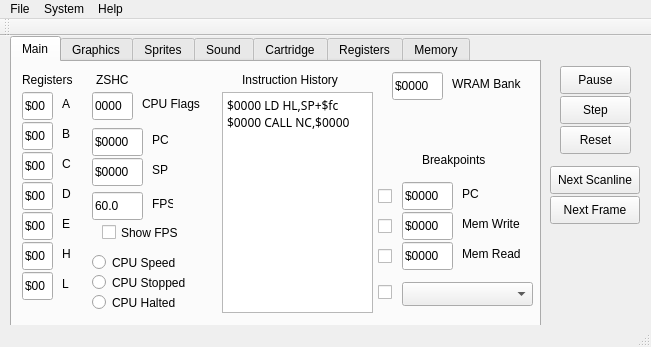
First picture: the form in qtfiles/mainwindow.ui, repository cthornsb/OtterGB, before the edit.
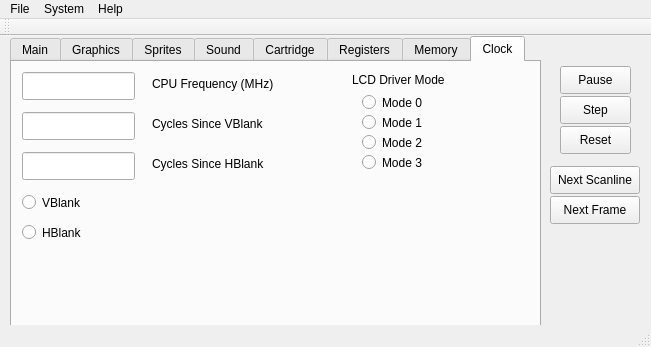
Second picture: the form after the edit. The open tabs and pages were chosen to show the change.

Diff of the .ui file:
```diff
--- a/qtfiles/mainwindow.ui
+++ b/qtfiles/mainwindow.ui
@@ -64,7 +64,7 @@
        <rect>
         <x>230</x>
         <y>10</y>
-        <width>111</width>
+        <width>121</width>
         <height>16</height>
        </rect>
       </property>
@@ -435,8 +435,7 @@
        <bool>true</bool>
       </property>
       <property name="plainText">
-       <string>$0000 LD HL,SP+$fc
-$0000 CALL NC,$0000</string>
+       <string/>
       </property>
      </widget>
      <widget class="QRadioButton" name="radioButton_CurrentSpeed">
@@ -510,24 +509,11 @@
        </rect>
       </property>
       <property name="text">
-       <string>$0000</string>
-      </property>
-      <property name="readOnly">
-       <bool>true</bool>
-      </property>
-     </widget>
-     <widget class="QComboBox" name="comboBox">
-      <property name="geometry">
-       <rect>
-        <x>390</x>
-        <y>220</y>
-        <width>131</width>
-        <height>24</height>
-       </rect>
-      </property>
-      <property name="currentText">
        <string/>
       </property>
+      <property name="readOnly">
+       <bool>false</bool>
+      </property>
      </widget>
      <widget class="QLineEdit" name="lineEdit_WRAM_Bank_3">
       <property name="geometry">
@@ -539,10 +525,10 @@
        </rect>
       </property>
       <property name="text">
-       <string>$0000</string>
+       <string/>
       </property>
       <property name="readOnly">
-       <bool>true</bool>
+       <bool>false</bool>
       </property>
      </widget>
      <widget class="QLineEdit" name="lineEdit_WRAM_Bank_4">
@@ -555,10 +541,10 @@
        </rect>
       </property>
       <property name="text">
-       <string>$0000</string>
+       <string/>
       </property>
       <property name="readOnly">
-       <bool>true</bool>
+       <bool>false</bool>
       </property>
      </widget>
      <widget class="QLabel" name="label_52">
@@ -618,7 +604,7 @@
        <rect>
         <x>366</x>
         <y>124</y>
-        <width>87</width>
+        <width>21</width>
         <height>21</height>
        </rect>
       </property>
@@ -631,7 +617,7 @@
        <rect>
         <x>366</x>
         <y>154</y>
-        <width>87</width>
+        <width>21</width>
         <height>21</height>
        </rect>
       </property>
@@ -644,7 +630,7 @@
        <rect>
         <x>366</x>
         <y>184</y>
-        <width>87</width>
+        <width>21</width>
         <height>21</height>
        </rect>
       </property>
@@ -657,7 +643,7 @@
        <rect>
         <x>366</x>
         <y>220</y>
-        <width>87</width>
+        <width>21</width>
         <height>21</height>
        </rect>
       </property>
@@ -2131,6 +2117,180 @@
       </property>
      </widget>
     </widget>
+    <widget class="QWidget" name="tab_8">
+     <attribute name="title">
+      <string>Clock</string>
+     </attribute>
+     <widget class="QRadioButton" name="radioButton_Clock_VBlank">
+      <property name="geometry">
+       <rect>
+        <x>10</x>
+        <y>130</y>
+        <width>104</width>
+        <height>21</height>
+       </rect>
+      </property>
+      <property name="text">
+       <string>VBlank</string>
+      </property>
+     </widget>
+     <widget class="QLineEdit" name="lineEdit_Clock_Frequency">
+      <property name="geometry">
+       <rect>
+        <x>10</x>
+        <y>10</y>
+        <width>113</width>
+        <height>28</height>
+       </rect>
+      </property>
+      <property name="readOnly">
+       <bool>true</bool>
+      </property>
+     </widget>
+     <widget class="QLabel" name="label_56">
+      <property name="geometry">
+       <rect>
+        <x>340</x>
+        <y>10</y>
+        <width>111</width>
+        <height>16</height>
+       </rect>
+      </property>
+      <property name="text">
+       <string>LCD Driver Mode</string>
+      </property>
+     </widget>
+     <widget class="QLabel" name="label_57">
+      <property name="geometry">
+       <rect>
+        <x>140</x>
+        <y>14</y>
+        <width>131</width>
+        <height>16</height>
+       </rect>
+      </property>
+      <property name="text">
+       <string>CPU Frequency (MHz)</string>
+      </property>
+     </widget>
+     <widget class="QLabel" name="label_58">
+      <property name="geometry">
+       <rect>
+        <x>140</x>
+        <y>54</y>
+        <width>121</width>
+        <height>16</height>
+       </rect>
+      </property>
+      <property name="text">
+       <string>Cycles Since VBlank</string>
+      </property>
+     </widget>
+     <widget class="QLabel" name="label_59">
+      <property name="geometry">
+       <rect>
+        <x>140</x>
+        <y>94</y>
+        <width>121</width>
+        <height>16</height>
+       </rect>
+      </property>
+      <property name="text">
+       <string>Cycles Since HBlank</string>
+      </property>
+     </widget>
+     <widget class="QLineEdit" name="lineEdit_Clock_SinceVBlank">
+      <property name="geometry">
+       <rect>
+        <x>10</x>
+        <y>50</y>
+        <width>113</width>
+        <height>28</height>
+       </rect>
+      </property>
+      <property name="readOnly">
+       <bool>true</bool>
+      </property>
+     </widget>
+     <widget class="QLineEdit" name="lineEdit_Clock_SinceHBlank">
+      <property name="geometry">
+       <rect>
+        <x>10</x>
+        <y>90</y>
+        <width>113</width>
+        <height>28</height>
+       </rect>
+      </property>
+      <property name="readOnly">
+       <bool>true</bool>
+      </property>
+     </widget>
+     <widget class="QRadioButton" name="radioButton_Clock_Mode0">
+      <property name="geometry">
+       <rect>
+        <x>350</x>
+        <y>30</y>
+        <width>104</width>
+        <height>21</height>
+       </rect>
+      </property>
+      <property name="text">
+       <string>Mode 0</string>
+      </property>
+     </widget>
+     <widget class="QRadioButton" name="radioButton_Clock_Mode1">
+      <property name="geometry">
+       <rect>
+        <x>350</x>
+        <y>50</y>
+        <width>104</width>
+        <height>21</height>
+       </rect>
+      </property>
+      <property name="text">
+       <string>Mode 1</string>
+      </property>
+     </widget>
+     <widget class="QRadioButton" name="radioButton_Clock_Mode2">
+      <property name="geometry">
+       <rect>
+        <x>350</x>
+        <y>70</y>
+        <width>104</width>
+        <height>21</height>
+       </rect>
+      </property>
+      <property name="text">
+       <string>Mode 2</string>
+      </property>
+     </widget>
+     <widget class="QRadioButton" name="radioButton_Clock_Mode3">
+      <property name="geometry">
+       <rect>
+        <x>350</x>
+        <y>90</y>
+        <width>104</width>
+        <height>21</height>
+       </rect>
+      </property>
+      <property name="text">
+       <string>Mode 3</string>
+      </property>
+     </widget>
+     <widget class="QRadioButton" name="radioButton_Clock_HBlank">
+      <property name="geometry">
+       <rect>
+        <x>10</x>
+        <y>160</y>
+        <width>104</width>
+        <height>21</height>
+       </rect>
+      </property>
+      <property name="text">
+       <string>HBlank</string>
+      </property>
+     </widget>
+    </widget>
    </widget>
    <widget class="QPushButton" name="pushButton_PauseResume">
     <property name="geometry">
```
Left out of the diff: 24 changed lines with no effect on the pictures.
